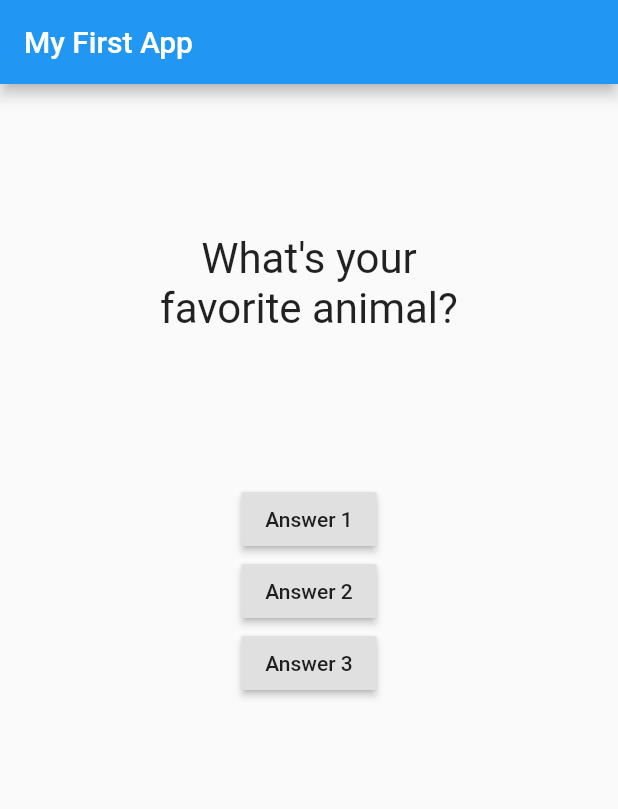
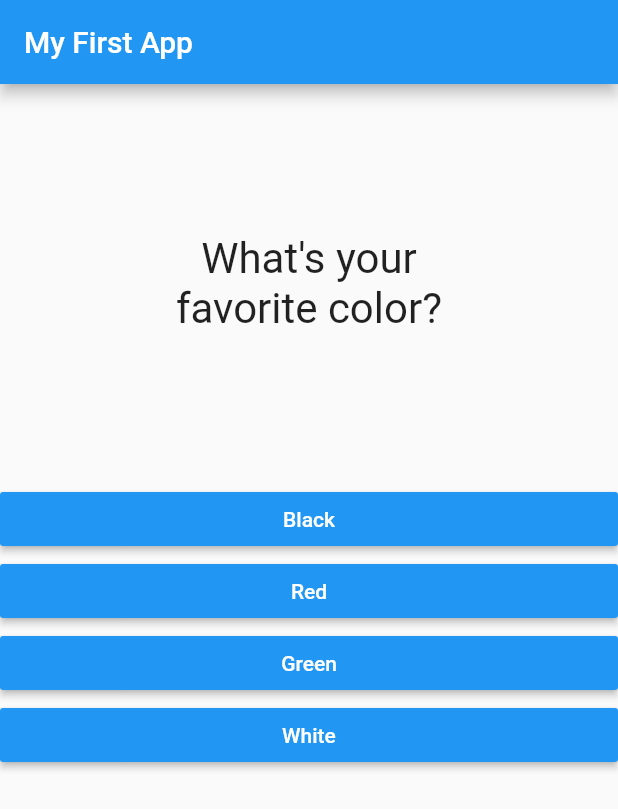
Before and after one commit to benjaminykim/flutter-basic-example, a Flutter app: the screen it shows after launch, on a phone screen of 412 x 824 dp. Shown: the top 809 px of the screen. Run offline on Flutter 3.47's test engine with Material 2 defaults, Android fonts, the phone set to English and light mode, and no system bars.

Commit message:
partition answer widget, map

```diff
--- /dev/null
+++ b/lib/answer.dart
@@ -0,0 +1,21 @@
+import 'package:flutter/material.dart';
+
+class Answer extends StatelessWidget {
+  final Function selectHandler;
+  final String answerText;
+
+  Answer(this.selectHandler, this.answerText);
+
+  @override
+  Widget build(BuildContext context) {
+    return Container(
+      width: double.infinity,
+      child: RaisedButton(
+        color: Colors.blue,
+        textColor: Colors.white,
+        child: Text(this.answerText),
+        onPressed: selectHandler,
+      ),
+    );
+  }
+}
--- a/lib/main.dart
+++ b/lib/main.dart
@@ -1,5 +1,7 @@
 import 'package:flutter/material.dart';
+
 import './question.dart';
+import './answer.dart';
 
 void main() => runApp(MyApp());
 
@@ -12,15 +14,11 @@ class MyApp extends StatefulWidget {
 
 class _MyAppState extends State<MyApp> {
   var _questionIndex = 0;
-  var questions = [
-    'What\'s your favorite animal?',
-    'What\'s your favorite meal?',
-  ];
 
   void _answerQuestion() {
     setState(() {
       _questionIndex = _questionIndex + 1;
-      if (_questionIndex >= 2) {
+      if (_questionIndex >= 3) {
         _questionIndex = 0;
       }
     });
@@ -29,6 +27,20 @@ class _MyAppState extends State<MyApp> {
 
   @override
   Widget build(BuildContext context) {
+    const questions = [
+      {
+        'questionText': 'What\'s your favorite color?',
+        'answers': ['Black', 'Red', 'Green', 'White'],
+      },
+      {
+        'questionText': 'What\'s your favorite animal?',
+        'answers': ['Rabbit', 'Snake', 'Elephant', 'Lion'],
+      },
+      {
+        'questionText': 'What\'s your favorite meal?',
+        'answers': ['Rabbit', 'Salad', 'Eggs', 'Lasagna'],
+      },
+    ];
     return MaterialApp(
       home: Scaffold(
         appBar: AppBar(
@@ -36,21 +48,13 @@ class _MyAppState extends State<MyApp> {
         ),
         body: Column(
           children: [
-            Question(questions[_questionIndex]),
-            RaisedButton(
-              child: Text('Answer 1'),
-              onPressed: _answerQuestion,
+            Question(
+              questions[_questionIndex]['questionText'],
             ),
-            RaisedButton(
-              child: Text('Answer 2'),
-              onPressed: () => print('Answer 2 chosen!'),
-            ),
-            RaisedButton(
-              child: Text('Answer 3'),
-              onPressed: () {
-                print('Answer 3 chosen!');
-              },
-            ),
+            ...(questions[_questionIndex]['answers'] as List<String>)
+                .map((answer) {
+              return Answer(_answerQuestion, answer);
+            }).toList(),
           ],
         ),
       ),
```
